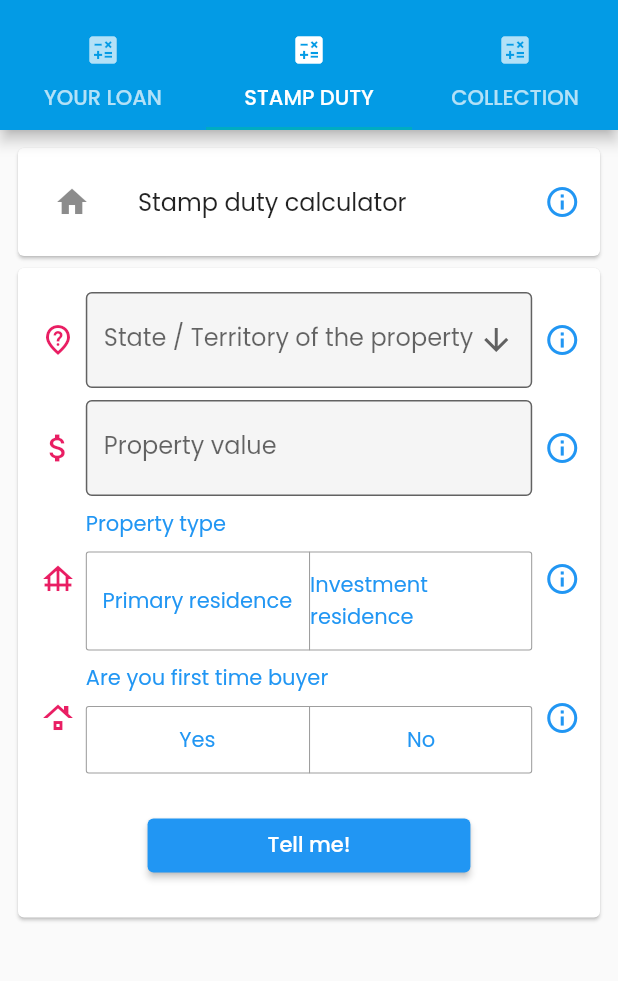
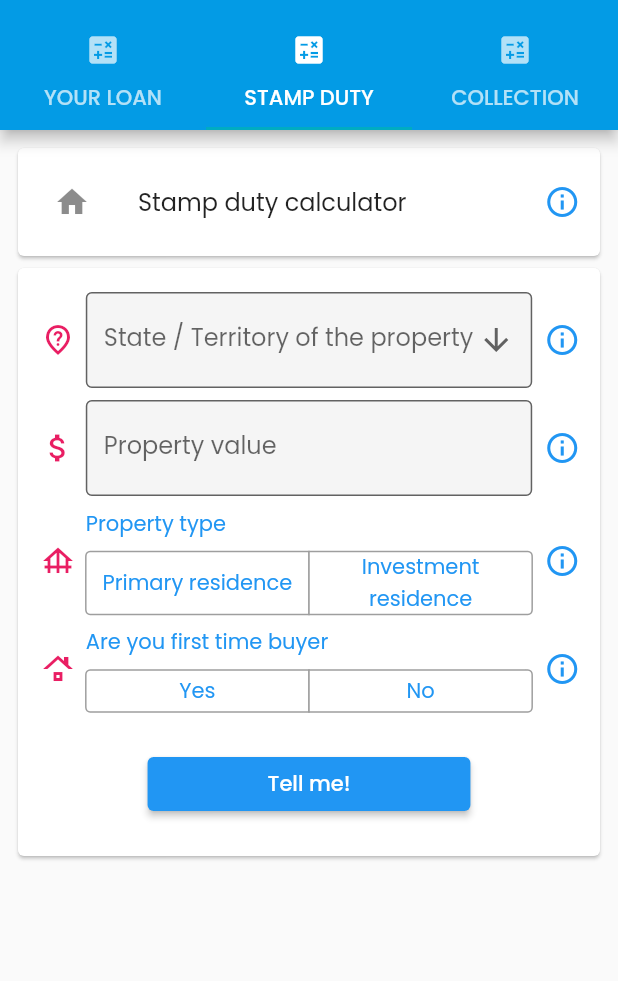
Before and after one commit to pierakim/MyHomeLoan, a Flutter app: the screen it shows after launch, tab 2 chosen, on a phone screen of 412 x 824 dp, the part 65-1046 px from its top. Run offline on Flutter 3.47's test engine with Material 2 defaults, Android fonts, the phone set to English and light mode, and no system bars; drawn by our look-alikes of material_segmented_control.

Commit message:
Fix segmented-input.component layout

```diff
--- a/lib/Models/first-time-buyer-type.dart
+++ b/lib/Models/first-time-buyer-type.dart
@@ -1,6 +1,27 @@
 import 'package:flutter/material.dart';
 
-Map<int, Text> isFirstHomeBuyer = {
+Map<int, Widget> isFirstHomeBuyer = {
+  // 0: Text('Primary residence'),
+  0: Container(
+    child: Center(
+      child: Text(
+        'Yes',
+        textAlign: TextAlign.center,
+      ),
+    ),
+  ),
+  // 1: Text('Investment residence'),
+  1: Container(
+    child: Center(
+      child: Text(
+        'No',
+        textAlign: TextAlign.center,
+      ),
+    ),
+  )
+};
+
+Map<int, Text> isFirstHomeBuyerForDisplay = {
   0: Text('Yes'),
   1: Text('No'),
 };
--- a/lib/Models/residenceType.dart
+++ b/lib/Models/residenceType.dart
@@ -1,6 +1,29 @@
 import 'package:flutter/material.dart';
 
-Map<int, Text> residenceType = {
+Map<int, Widget> residenceType = {
+  // 0: Text('Primary residence'),
+  0: Container(
+    child: Center(
+      child: Text(
+        'Primary residence',
+        textAlign: TextAlign.center,
+      ),
+    ),
+  ),
+  // 1: Text('Investment residence'),
+  1: Container(
+    child: Center(
+      child: Text(
+        'Investment residence',
+        textAlign: TextAlign.center,
+      ),
+    ),
+  )
+};
+
+Map<int, Text> residenceTypeForDisplay = {
+  // 0: Text('Primary residence'),
   0: Text('Primary residence'),
+  // 1: Text('Investment residence'),
   1: Text('Investment residence'),
 };
--- a/lib/Widgets/Common/segmented-input.component.dart
+++ b/lib/Widgets/Common/segmented-input.component.dart
@@ -1,6 +1,5 @@
 import 'package:flutter/cupertino.dart';
 import 'package:flutter/material.dart';
-import 'package:material_segmented_control/material_segmented_control.dart';
 
 class SegmentedInputComponent extends StatefulWidget {
   final String title;
@@ -38,19 +37,17 @@ class SegmentedInputComponentState extends State<SegmentedInputComponent> {
           Row(
             children: [
               Expanded(
-                child: MaterialSegmentedControl(
-                  horizontalPadding: const EdgeInsets.all(0.0),
+                child: CupertinoSegmentedControl<int>(
+                  padding: const EdgeInsets.all(0),
+                  selectedColor: Colors.blue,
+                  borderColor: Colors.grey,
                   children: widget.mapping,
-                  selectionIndex: currentSelection,
-                  borderColor: Colors.grey,
-                  selectedColor: Theme.of(context).colorScheme.primary,
-                  unselectedColor: Colors.white,
-                  borderRadius: 2.0,
-                  onSegmentChosen: (index) {
+                  onValueChanged: (int val) {
                     setState(() {
-                      currentSelection = index;
+                      currentSelection = val;
                     });
                   },
+                  groupValue: currentSelection,
                 ),
               ),
             ],
--- a/lib/Widgets/StampDutyCalculator/stamp-duty-calculator-result.component.dart
+++ b/lib/Widgets/StampDutyCalculator/stamp-duty-calculator-result.component.dart
@@ -1,6 +1,6 @@
 import 'package:flutter/material.dart';
-import 'package:my_home_loan/Models/ResidenceType.dart';
 import 'package:my_home_loan/Models/first-time-buyer-type.dart';
+import 'package:my_home_loan/Models/residenceType.dart';
 import 'package:my_home_loan/Models/stamp-duty-calculator-result.dart';
 
 class StampDutyCalculatorResultComponent extends StatefulWidget {
@@ -24,13 +24,11 @@ class _StampDutyCalculatorResultComponentState
     // state input data
     final _stateController = TextEditingController(text: args.state.toString());
 
-    // residence type input data
-    final _residenceTypeController =
-        TextEditingController(text: residenceType[args.propertyChoice].data);
+    final _residenceTypeController = TextEditingController(
+        text: residenceTypeForDisplay[args.propertyChoice].data);
 
-    // first home buyer input data
     final _firstHomeBuyerController = TextEditingController(
-        text: isFirstHomeBuyer[args.isFirstHomeBuyer].data);
+        text: isFirstHomeBuyerForDisplay[args.propertyChoice].data);
 
     // The result
     final _resultController =
```
